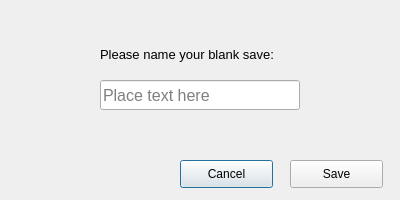
Qt form BigPythonEnergy/ui/blankSaveMenu.ui (mucsci-students/2023fa-420-BigPythonEnergy) before a commit.
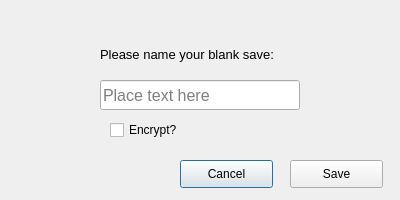
The same form after that commit. Icons and pictures are not drawn.

The edit to the form file:
```diff
--- a/BigPythonEnergy/ui/blankSaveMenu.ui
+++ b/BigPythonEnergy/ui/blankSaveMenu.ui
@@ -89,6 +89,19 @@
     <string>Place text here</string>
    </property>
   </widget>
+  <widget class="QCheckBox" name="encryptButton">
+   <property name="geometry">
+    <rect>
+     <x>110</x>
+     <y>120</y>
+     <width>80</width>
+     <height>20</height>
+    </rect>
+   </property>
+   <property name="text">
+    <string>Encrypt?</string>
+   </property>
+  </widget>
  </widget>
  <resources/>
  <connections>
```
